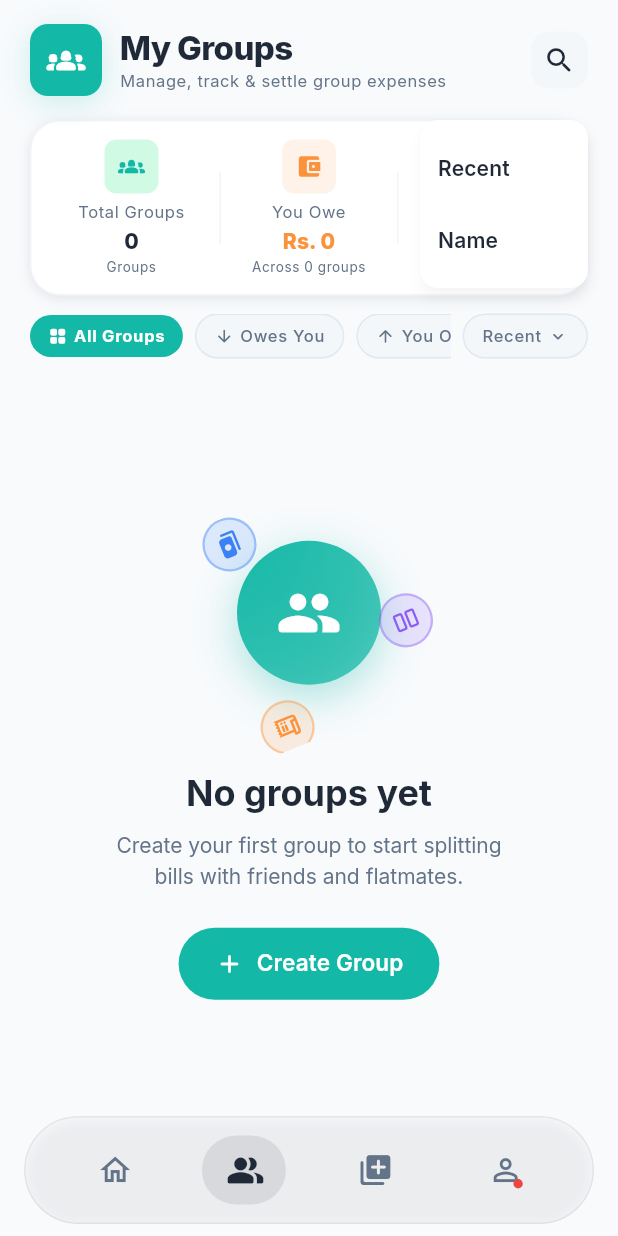
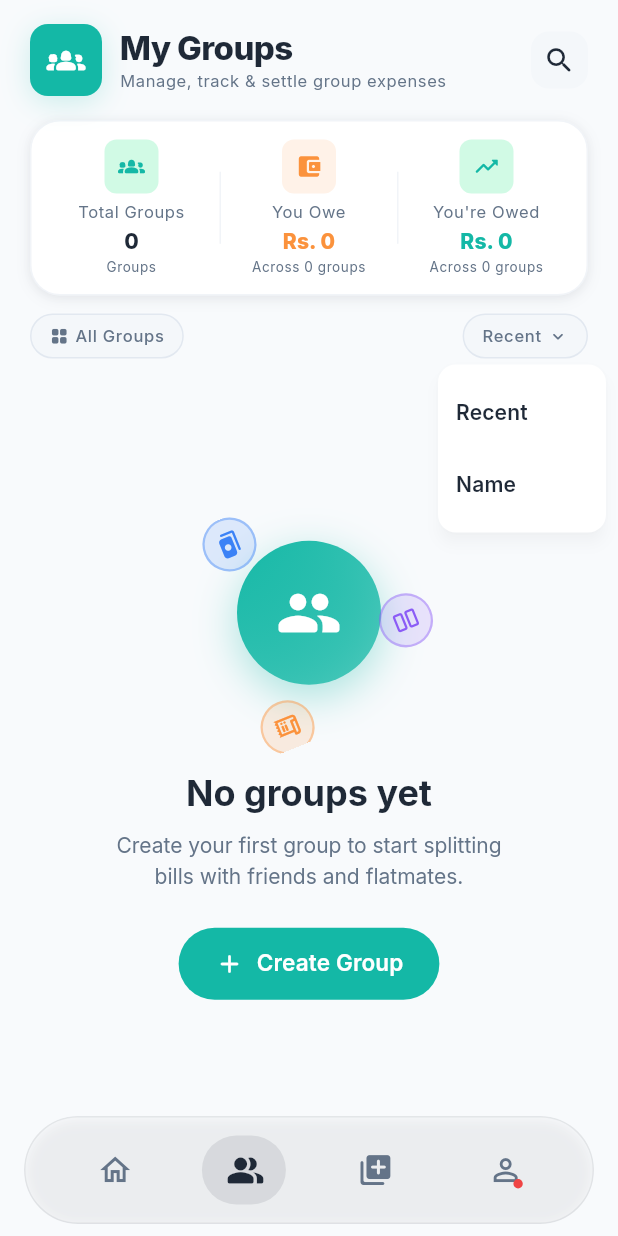
Before and after one commit to ishankanaujiya/smart_bill_manager_app, a Flutter app: the AppShell screen opened directly, item 2 of the bottom bar chosen, after a tap on "Recent", on a phone screen of 412 x 824 dp. Run offline on Flutter 3.47's test engine with Material 3 defaults, Android fonts, the phone set to English and light mode, and no system bars; our stand-ins replace cloud_firestore, country_picker, firebase_auth, firebase_core, flutter_riverpod, flutter_secure_storage and 3 more; accounts and stored records are empty.

Commit message:
refactor(groups): remove filter chips and keep only sort dropdown

```diff
--- a/lib/features/groups/presentation/view/groups_screen.dart
+++ b/lib/features/groups/presentation/view/groups_screen.dart
@@ -14,8 +14,6 @@ import 'group_details_screen.dart';
 // ─────────────────────────────────────────────────────────────────────────────
 // Filter / sort enums
 // ─────────────────────────────────────────────────────────────────────────────
-
-enum _GroupFilter { all, owesYou, youOwe }
 
 enum _GroupSort { recent, name }
 
@@ -48,7 +46,6 @@ class _GroupsScreenState extends ConsumerState<GroupsScreen>
   late final AnimationController _ambientController;
   late final AnimationController _patternController;
 
-  _GroupFilter _activeFilter = _GroupFilter.all;
   _GroupSort _activeSort = _GroupSort.recent;
 
   /// Whether the search field is currently shown.
@@ -124,17 +121,6 @@ class _GroupsScreenState extends ConsumerState<GroupsScreen>
         : groups
             .where((g) => g.groupName.toLowerCase().startsWith(_searchQuery))
             .toList();
-
-    // Then apply the active filter chip.
-    switch (_activeFilter) {
-      case _GroupFilter.all:
-        break;
-      case _GroupFilter.owesYou:
-        // Show groups with more than 1 member (placeholder logic)
-        filtered = filtered.where((g) => g.memberCount > 1).toList();
-      case _GroupFilter.youOwe:
-        filtered = filtered.where((g) => g.memberCount == 1).toList();
-    }
 
     final sorted = [...filtered];
     switch (_activeSort) {
@@ -217,17 +203,15 @@ class _GroupsScreenState extends ConsumerState<GroupsScreen>
             ),
           ),
 
-          // ── Filter chips ─────────────────────────────────────────────────
+          // ── Sort bar ────────────────────────────────────────────────────
           SliverToBoxAdapter(
             child: StaggeredEntrance(
               animation: _entranceController,
               interval: const Interval(0.2, 0.5, curve: Curves.easeOutCubic),
               slideOffset: 20,
               child: _FilterBar(
-                activeFilter: _activeFilter,
                 activeSort: _activeSort,
                 colorScheme: colorScheme,
-                onFilterChanged: (f) => setState(() => _activeFilter = f),
                 onSortChanged: (s) => setState(() => _activeSort = s),
               ),
             ),
@@ -849,17 +833,13 @@ class _StatsRowSkeletonState extends State<_StatsRowSkeleton>
 
 class _FilterBar extends StatelessWidget {
   const _FilterBar({
-    required this.activeFilter,
     required this.activeSort,
     required this.colorScheme,
-    required this.onFilterChanged,
     required this.onSortChanged,
   });
 
-  final _GroupFilter activeFilter;
   final _GroupSort activeSort;
   final ColorScheme colorScheme;
-  final ValueChanged<_GroupFilter> onFilterChanged;
   final ValueChanged<_GroupSort> onSortChanged;
 
   @override
@@ -873,41 +853,17 @@ class _FilterBar extends StatelessWidget {
       ),
       child: Row(
         children: [
-          // Scrollable filter chips
-          Expanded(
-            child: SingleChildScrollView(
-              scrollDirection: Axis.horizontal,
-              child: Row(
-                children: [
-                  _FilterChip(
-                    label: 'All Groups',
-                    icon: Icons.grid_view_rounded,
-                    isActive: activeFilter == _GroupFilter.all,
-                    colorScheme: colorScheme,
-                    onTap: () => onFilterChanged(_GroupFilter.all),
-                  ),
-                  const SizedBox(width: AppSpacing.sm),
-                  _FilterChip(
-                    label: 'Owes You',
-                    icon: Icons.arrow_downward_rounded,
-                    isActive: activeFilter == _GroupFilter.owesYou,
-                    colorScheme: colorScheme,
-                    onTap: () => onFilterChanged(_GroupFilter.owesYou),
-                  ),
-                  const SizedBox(width: AppSpacing.sm),
-                  _FilterChip(
-                    label: 'You Owe',
-                    icon: Icons.arrow_upward_rounded,
-                    isActive: activeFilter == _GroupFilter.youOwe,
-                    colorScheme: colorScheme,
-                    onTap: () => onFilterChanged(_GroupFilter.youOwe),
-                  ),
-                ],
-              ),
-            ),
+          // All Groups chip — styled like the sort dropdown
+          _FilterChip(
+            label: 'All Groups',
+            icon: Icons.grid_view_rounded,
+            isActive: false,
+            colorScheme: colorScheme,
+            onTap: () {},
           ),
           const SizedBox(width: AppSpacing.sm),
-          // Sort dropdown (fixed on right)
+          const Spacer(),
+          // Sort dropdown
           _SortDropdown(
             activeSort: activeSort,
             colorScheme: colorScheme,
@@ -987,7 +943,7 @@ class _FilterChip extends StatelessWidget {
   }
 }
 
-class _SortDropdown extends StatelessWidget {
+class _SortDropdown extends StatefulWidget {
   const _SortDropdown({
     required this.activeSort,
     required this.colorScheme,
@@ -999,15 +955,28 @@ class _SortDropdown extends StatelessWidget {
   final ValueChanged<_GroupSort> onChanged;
 
   @override
+  State<_SortDropdown> createState() => _SortDropdownState();
+}
+
+class _SortDropdownState extends State<_SortDropdown> {
+  final GlobalKey _key = GlobalKey();
+
+  @override
   Widget build(BuildContext context) {
     return GestureDetector(
+      key: _key,
       onTap: () async {
+        final renderBox =
+            _key.currentContext?.findRenderObject() as RenderBox?;
+        if (renderBox == null) return;
+        final size = renderBox.size;
+        final offset = renderBox.localToGlobal(Offset.zero);
         final result = await showMenu<_GroupSort>(
           context: context,
           position: RelativeRect.fromLTRB(
-            MediaQuery.sizeOf(context).width,
-            80,
-            AppSpacing.screenHorizontal,
+            offset.dx,
+            offset.dy + size.height + 4,
+            offset.dx + size.width,
             0,
           ),
           shape: RoundedRectangleBorder(
@@ -1018,7 +987,7 @@ class _SortDropdown extends StatelessWidget {
             PopupMenuItem(value: _GroupSort.name, child: Text('Name')),
           ],
         );
-        if (result != null) onChanged(result);
+        if (result != null) widget.onChanged(result);
       },
       child: Container(
         padding: const EdgeInsets.symmetric(
@@ -1026,17 +995,18 @@ class _SortDropdown extends StatelessWidget {
           vertical: AppSpacing.sm - 2,
         ),
         decoration: BoxDecoration(
-          color: colorScheme.surfaceContainerHighest.withValues(alpha: 0.6),
+          color: widget.colorScheme.surfaceContainerHighest
+              .withValues(alpha: 0.6),
           borderRadius: AppRadius.radiusFull,
-          border: Border.all(color: colorScheme.outlineVariant),
+          border: Border.all(color: widget.colorScheme.outlineVariant),
         ),
         child: Row(
           mainAxisSize: MainAxisSize.min,
           children: [
             Text(
-              activeSort == _GroupSort.recent ? 'Recent' : 'Name',
+              widget.activeSort == _GroupSort.recent ? 'Recent' : 'Name',
               style: AppTextStyles.labelSmall.copyWith(
-                color: colorScheme.onSurfaceVariant,
+                color: widget.colorScheme.onSurfaceVariant,
                 fontWeight: FontWeight.w500,
               ),
             ),
@@ -1044,7 +1014,7 @@ class _SortDropdown extends StatelessWidget {
             Icon(
               Icons.keyboard_arrow_down_rounded,
               size: 14,
-              color: colorScheme.onSurfaceVariant,
+              color: widget.colorScheme.onSurfaceVariant,
             ),
           ],
         ),
@@ -2270,7 +2240,7 @@ class _NoResultsState extends StatelessWidget {
         Text(
           isSearching
               ? 'Try a different search term.'
-              : 'Try switching to "All Groups".',
+              : 'No groups available yet.',
           style: AppTextStyles.bodySmall.copyWith(
             color: colorScheme.onSurfaceVariant,
           ),
```
